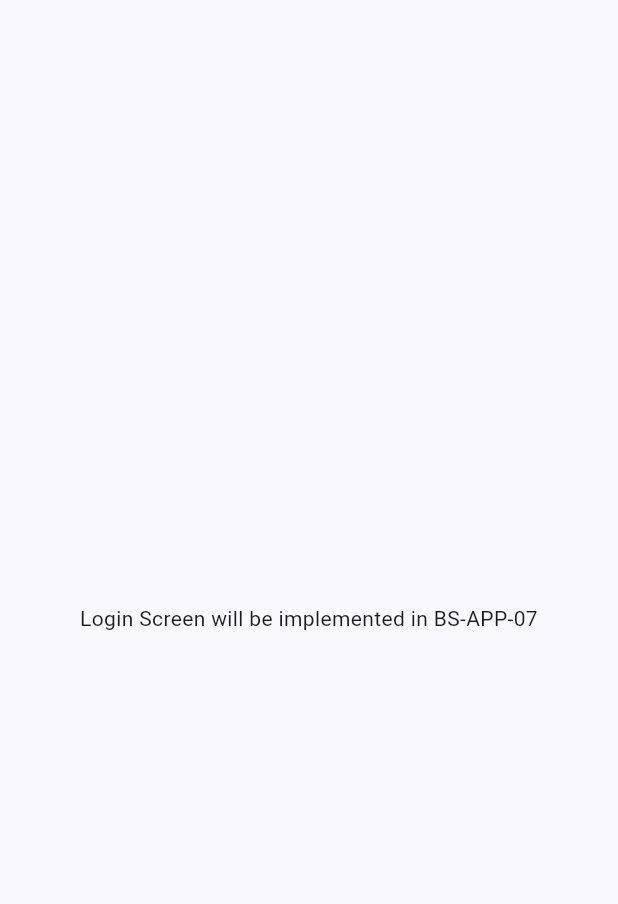
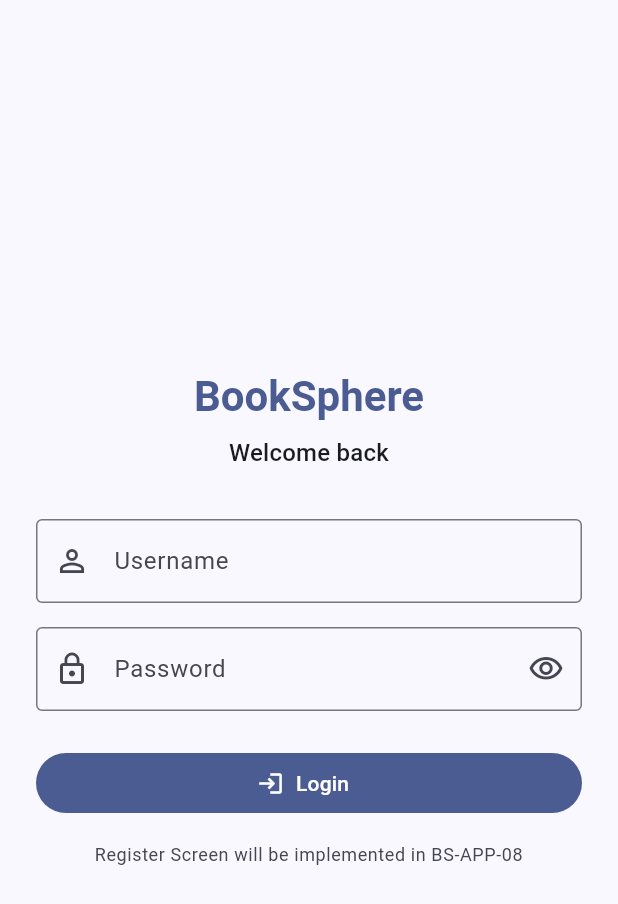
Before and after one commit to maidanghuy/APP_BookSphere, a Flutter app: the screen it shows after launch, on a phone screen of 412 x 824 dp. Shown: the top 904 px of the screen. Run offline on Flutter 3.47's test engine with Material 3 defaults, Android fonts, the phone set to English and light mode, and no system bars; our stand-ins replace dio, flutter_riverpod, flutter_secure_storage, go_router.

Commit message:
feat(BS-APP-07): implement login screen
Task:
BS-APP-07 - Login Screen

Coder:
maidanghuy

Scope:
Flutter Mobile App

Changes:
- Add LoginScreen with username and password form
- Add login validation
- Add show/hide password support
- Add AuthApi login call through API Gateway
- Add AuthRepository login flow
- Add login provider and loading state
- Save access token, refresh token, role and user ID after login
- Redirect to /main after successful login
- Prevent authenticated user from returning to /login
- Map login error messages for invalid credentials and inactive account
- Update README with login documentation

Validation:
- flutter pub get
- flutter analyze
- flutter test
- flutter build apk

```diff
--- a/lib/app/router.dart
+++ b/lib/app/router.dart
@@ -1,6 +1,7 @@
 import 'package:booksphere_app/core/network/dio_client.dart';
 import 'package:booksphere_app/core/storage/secure_storage_service.dart';
 import 'package:booksphere_app/features/auth/data/auth_session_service.dart';
+import 'package:booksphere_app/features/auth/presentation/login_screen.dart';
 import 'package:booksphere_app/features/auth/presentation/splash_screen.dart';
 import 'package:flutter/material.dart';
 import 'package:go_router/go_router.dart';
@@ -27,7 +28,7 @@ final appRouter = GoRouter(
     ),
     GoRoute(
       path: AppRoutes.login,
-      builder: (context, state) => const LoginPlaceholderScreen(),
+      builder: (context, state) => const LoginScreen(),
     ),
     GoRoute(
       path: AppRoutes.main,
@@ -37,41 +38,22 @@ final appRouter = GoRouter(
   redirect: (context, state) async {
     final matchedLocation = state.matchedLocation;
 
-    if (matchedLocation == AppRoutes.splash ||
-        matchedLocation == AppRoutes.login) {
+    if (matchedLocation == AppRoutes.splash) {
       return null;
     }
 
-    if (matchedLocation == AppRoutes.main) {
+    if (matchedLocation == AppRoutes.login ||
+        matchedLocation == AppRoutes.main) {
       final status = await _authSessionService.checkSession();
       if (status == AuthSessionStatus.authenticated) {
-        return null;
+        return matchedLocation == AppRoutes.login ? AppRoutes.main : null;
       }
-      return AppRoutes.login;
+      return matchedLocation == AppRoutes.main ? AppRoutes.login : null;
     }
 
     return null;
   },
 );
-
-class LoginPlaceholderScreen extends StatelessWidget {
-  const LoginPlaceholderScreen({super.key});
-
-  @override
-  Widget build(BuildContext context) {
-    return const Scaffold(
-      body: Center(
-        child: Padding(
-          padding: EdgeInsets.all(24),
-          child: Text(
-            'Login Screen will be implemented in BS-APP-07',
-            textAlign: TextAlign.center,
-          ),
-        ),
-      ),
-    );
-  }
-}
 
 class MainPlaceholderScreen extends StatelessWidget {
   const MainPlaceholderScreen({super.key});
--- a/lib/core/constants/api_endpoints.dart
+++ b/lib/core/constants/api_endpoints.dart
@@ -1,5 +1,6 @@
 class ApiEndpoints {
   const ApiEndpoints._();
 
+  static const String login = '/api/auth/login';
   static const String refresh = '/api/auth/refresh';
 }
--- /dev/null
+++ b/lib/features/auth/presentation/login_screen.dart
@@ -0,0 +1,222 @@
+import 'package:booksphere_app/features/auth/providers/login_provider.dart';
+import 'package:flutter/material.dart';
+import 'package:flutter_riverpod/flutter_riverpod.dart';
+import 'package:go_router/go_router.dart';
+
+class LoginScreen extends ConsumerStatefulWidget {
+  const LoginScreen({super.key});
+
+  @override
+  ConsumerState<LoginScreen> createState() => _LoginScreenState();
+}
+
+class _LoginScreenState extends ConsumerState<LoginScreen> {
+  final _formKey = GlobalKey<FormState>();
+  final _usernameController = TextEditingController();
+  final _passwordController = TextEditingController();
+  var _obscurePassword = true;
+
+  @override
+  void dispose() {
+    _usernameController.dispose();
+    _passwordController.dispose();
+    super.dispose();
+  }
+
+  Future<void> _submit() async {
+    final isValid = _formKey.currentState?.validate() ?? false;
+    if (!isValid) {
+      return;
+    }
+
+    FocusScope.of(context).unfocus();
+    final didLogin = await ref
+        .read(loginControllerProvider.notifier)
+        .login(
+          username: _usernameController.text.trim(),
+          password: _passwordController.text,
+        );
+
+    if (!mounted || !didLogin) {
+      return;
+    }
+
+    context.go('/main');
+  }
+
+  @override
+  Widget build(BuildContext context) {
+    final loginState = ref.watch(loginControllerProvider);
+    final textTheme = Theme.of(context).textTheme;
+    final colorScheme = Theme.of(context).colorScheme;
+
+    return Scaffold(
+      body: SafeArea(
+        child: Center(
+          child: SingleChildScrollView(
+            padding: const EdgeInsets.all(24),
+            child: ConstrainedBox(
+              constraints: const BoxConstraints(maxWidth: 420),
+              child: Form(
+                key: _formKey,
+                child: Column(
+                  crossAxisAlignment: CrossAxisAlignment.stretch,
+                  mainAxisSize: MainAxisSize.min,
+                  children: [
+                    Text(
+                      'BookSphere',
+                      textAlign: TextAlign.center,
+                      style: textTheme.headlineMedium?.copyWith(
+                        fontWeight: FontWeight.w700,
+                        color: colorScheme.primary,
+                      ),
+                    ),
+                    const SizedBox(height: 8),
+                    Text(
+                      'Welcome back',
+                      textAlign: TextAlign.center,
+                      style: textTheme.titleMedium,
+                    ),
+                    const SizedBox(height: 32),
+                    TextFormField(
+                      controller: _usernameController,
+                      enabled: !loginState.isLoading,
+                      textInputAction: TextInputAction.next,
+                      autofillHints: const [AutofillHints.username],
+                      decoration: const InputDecoration(
+                        labelText: 'Username',
+                        prefixIcon: Icon(Icons.person_outline),
+                        border: OutlineInputBorder(),
+                      ),
+                      validator: (value) {
+                        if (value == null || value.trim().isEmpty) {
+                          return 'Vui lòng nhập tên đăng nhập.';
+                        }
+
+                        return null;
+                      },
+                      onChanged: (_) {
+                        if (loginState.errorMessage != null) {
+                          ref
+                              .read(loginControllerProvider.notifier)
+                              .clearError();
+                        }
+                      },
+                    ),
+                    const SizedBox(height: 16),
+                    TextFormField(
+                      controller: _passwordController,
+                      enabled: !loginState.isLoading,
+                      obscureText: _obscurePassword,
+                      textInputAction: TextInputAction.done,
+                      autofillHints: const [AutofillHints.password],
+                      onFieldSubmitted: (_) {
+                        if (!loginState.isLoading) {
+                          _submit();
+                        }
+                      },
+                      decoration: InputDecoration(
+                        labelText: 'Password',
+                        prefixIcon: const Icon(Icons.lock_outline),
+                        border: const OutlineInputBorder(),
+                        suffixIcon: IconButton(
+                          tooltip: _obscurePassword
+                              ? 'Show password'
+                              : 'Hide password',
+                          onPressed: loginState.isLoading
+                              ? null
+                              : () {
+                                  setState(() {
+                                    _obscurePassword = !_obscurePassword;
+                                  });
+                                },
+                          icon: Icon(
+                            _obscurePassword
+                                ? Icons.visibility_outlined
+                                : Icons.visibility_off_outlined,
+                          ),
+                        ),
+                      ),
+                      validator: (value) {
+                        if (value == null || value.isEmpty) {
+                          return 'Vui lòng nhập mật khẩu.';
+                        }
+
+                        return null;
+                      },
+                      onChanged: (_) {
+                        if (loginState.errorMessage != null) {
+                          ref
+                              .read(loginControllerProvider.notifier)
+                              .clearError();
+                        }
+                      },
+                    ),
+                    if (loginState.errorMessage != null) ...[
+                      const SizedBox(height: 16),
+                      _LoginErrorMessage(message: loginState.errorMessage!),
+                    ],
+                    const SizedBox(height: 24),
+                    FilledButton.icon(
+                      onPressed: loginState.isLoading ? null : _submit,
+                      icon: loginState.isLoading
+                          ? const SizedBox(
+                              width: 18,
+                              height: 18,
+                              child: CircularProgressIndicator(strokeWidth: 2),
+                            )
+                          : const Icon(Icons.login),
+                      label: const Text('Login'),
+                    ),
+                    const SizedBox(height: 16),
+                    Text(
+                      'Register Screen will be implemented in BS-APP-08',
+                      textAlign: TextAlign.center,
+                      style: textTheme.bodySmall?.copyWith(
+                        color: colorScheme.onSurfaceVariant,
+                      ),
+                    ),
+                  ],
+                ),
+              ),
+            ),
+          ),
+        ),
+      ),
+    );
+  }
+}
+
+class _LoginErrorMessage extends StatelessWidget {
+  const _LoginErrorMessage({required this.message});
+
+  final String message;
+
+  @override
+  Widget build(BuildContext context) {
+    final colorScheme = Theme.of(context).colorScheme;
+
+    return DecoratedBox(
+      decoration: BoxDecoration(
+        color: colorScheme.errorContainer,
+        borderRadius: BorderRadius.circular(8),
+      ),
+      child: Padding(
+        padding: const EdgeInsets.all(12),
+        child: Row(
+          crossAxisAlignment: CrossAxisAlignment.start,
+          children: [
+            Icon(Icons.error_outline, color: colorScheme.onErrorContainer),
+            const SizedBox(width: 12),
+            Expanded(
+              child: Text(
+                message,
+                style: TextStyle(color: colorScheme.onErrorContainer),
+              ),
+            ),
+          ],
+        ),
+      ),
+    );
+  }
+}
```
Also changed, not shown: lib/features/auth/data/auth_api.dart (added, +142 -0 lines), lib/features/auth/data/auth_models.dart (added, +137 -0 lines), lib/features/auth/data/auth_repository.dart (added, +34 -0 lines), lib/features/auth/providers/login_provider.dart (added, +76 -0 lines), 3 other files.
